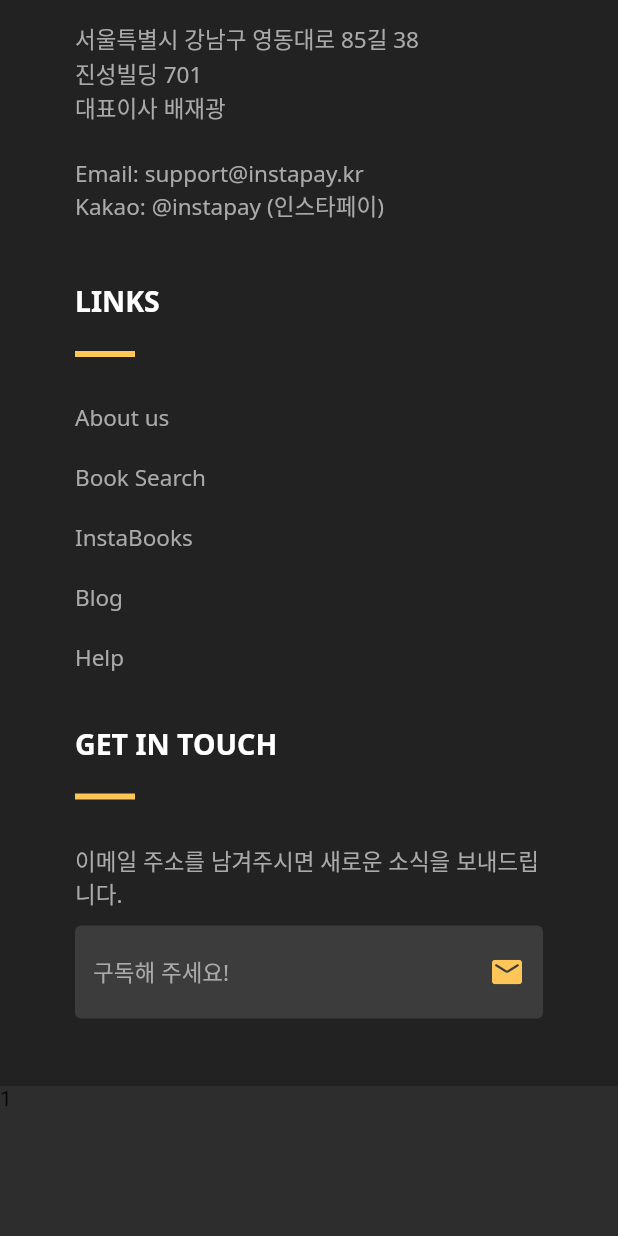
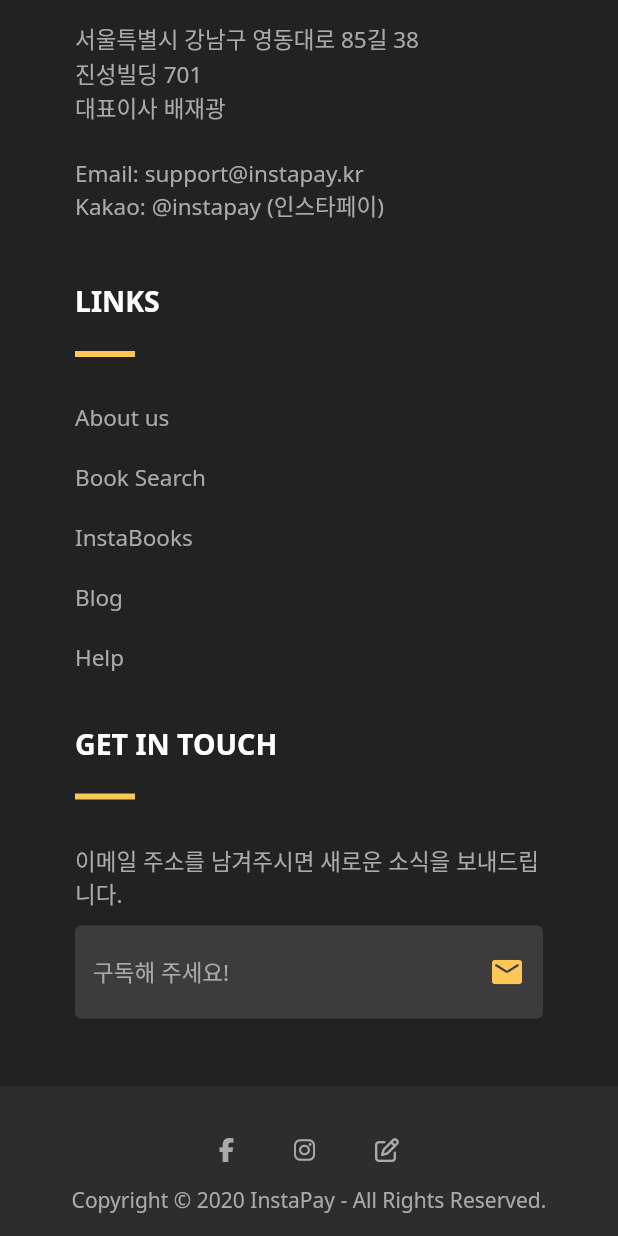
Before and after one commit to jinwoo-nam/Gorllia_Beans, a Flutter app: the screen it shows after launch, scrolled down 856 dp, on a phone screen of 412 x 824 dp. Run offline on Flutter 3.47's test engine with Material 2 defaults, Android fonts, the phone set to English and light mode, and no system bars; our stand-ins replace font_awesome_flutter, google_fonts.

Commit message:
feat: footer

```diff
--- a/lib/presentation/home/footer/footer_page.dart
+++ b/lib/presentation/home/footer/footer_page.dart
@@ -1,6 +1,7 @@
 import 'package:beans_instapay/ui/color.dart';
 import 'package:flutter/material.dart';
 import 'package:google_fonts/google_fonts.dart';
+import 'package:font_awesome_flutter/font_awesome_flutter.dart';
 
 class FooterPage extends StatelessWidget {
   const FooterPage({Key? key}) : super(key: key);
@@ -9,8 +10,48 @@
   Widget build(BuildContext context) {
     return Container(
       color: footerBackgroundColor,
-      child: Text('1'),
-      height: 100,
+      height: 120,
+      child: Column(
+        mainAxisAlignment: MainAxisAlignment.center,
+        children: [
+          Row(
+            mainAxisAlignment: MainAxisAlignment.center,
+            children: const [
+              FaIcon(
+                FontAwesomeIcons.facebookF,
+                color: fontColorGrey,
+                size: 16,
+              ),
+              SizedBox(
+                width: 40,
+              ),
+              FaIcon(
+                FontAwesomeIcons.instagram,
+                color: fontColorGrey,
+                size: 16,
+              ),
+              SizedBox(
+                width: 40,
+              ),
+              FaIcon(
+                FontAwesomeIcons.penToSquare,
+                color: fontColorGrey,
+                size: 16,
+              ),
+            ],
+          ),
+          Padding(
+            padding: const EdgeInsets.only(top: 16.0),
+            child: Text(
+              'Copyright © 2020 InstaPay - All Rights Reserved.',
+              style: GoogleFonts.notoSans(
+                color: fontColorGrey,
+                fontSize: 14,
+              ),
+            ),
+          ),
+        ],
+      ),
     );
   }
 }
--- a/lib/presentation/home/home_screen.dart
+++ b/lib/presentation/home/home_screen.dart
@@ -49,7 +49,7 @@
               child: const ContactPage(),
             ),
             ConstrainedBox(
-              constraints: const BoxConstraints(maxHeight: 100),
+              constraints: const BoxConstraints(maxHeight: 120),
               child: const FooterPage(),
             ),
           ],
--- a/pubspec.yaml
+++ b/pubspec.yaml
@@ -40,6 +40,7 @@
   provider: ^6.0.2
   freezed_annotation: ^2.0.1
   json_annotation: ^4.4.0
+  font_awesome_flutter: ^10.1.0
 
 dev_dependencies:
   flutter_test:
```
Also changed, not shown: lib/presentation/home/main/main_page.dart (+0 -10 lines), pubspec.lock.
